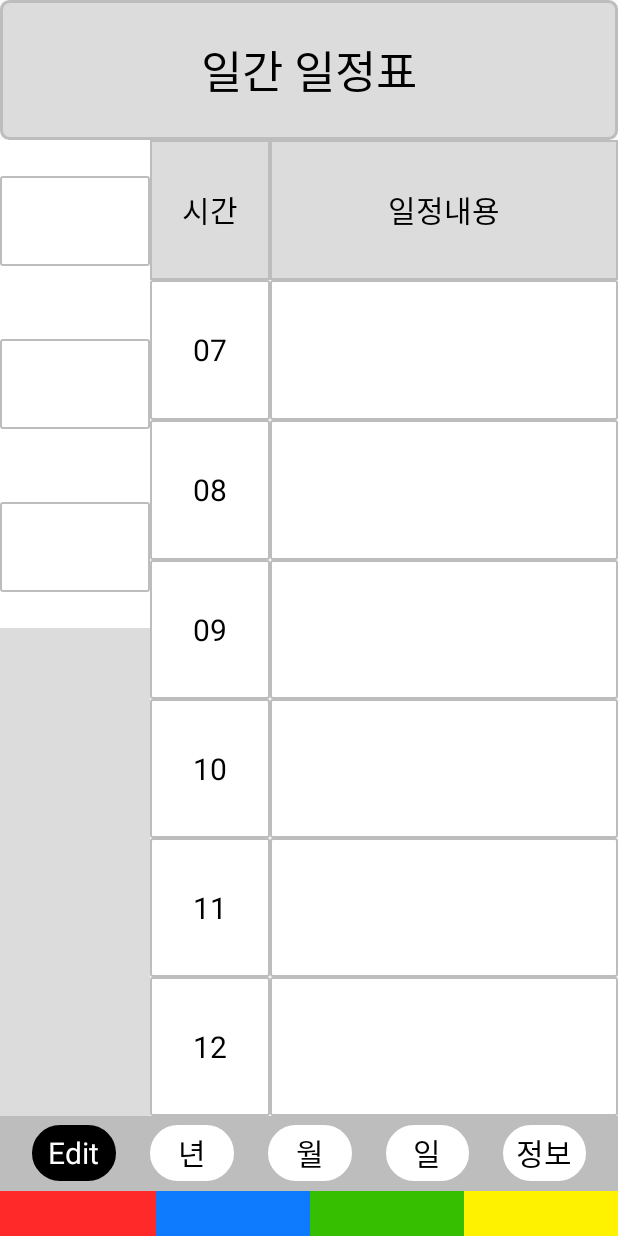
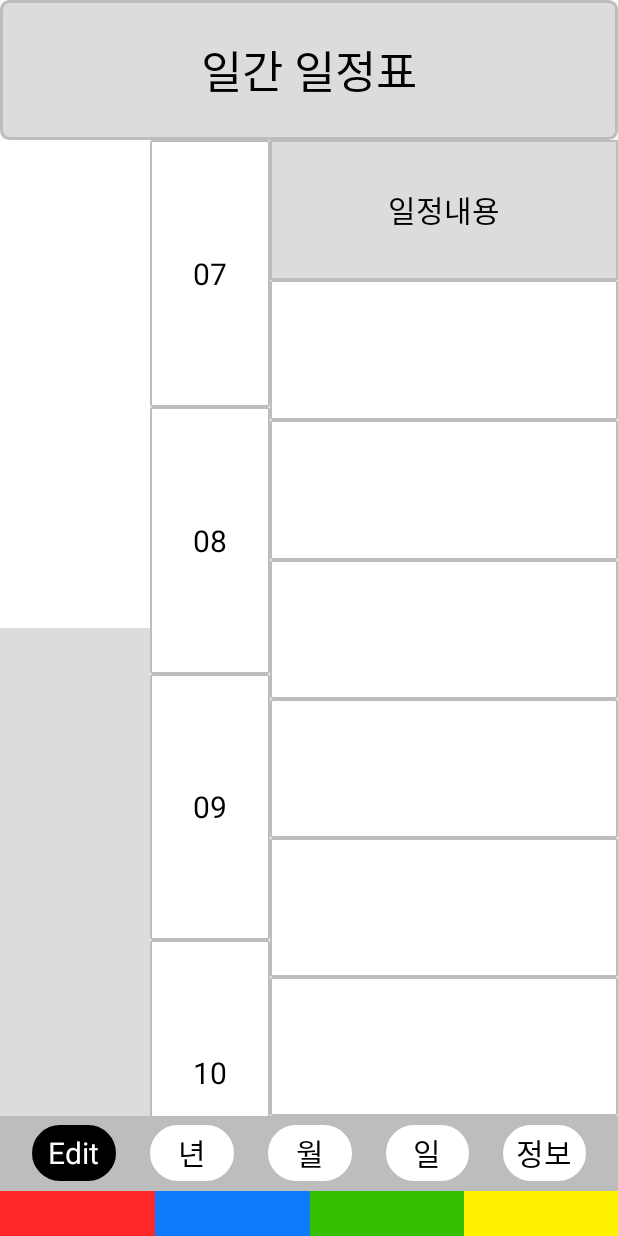
Before and after one commit to snakim0813/Smart-Planer, an Android app: the layout activity_main.xml on its own in the app's theme, with its tools: preview values and no code run, on a phone screen of 412 x 824 dp. Run offline under Robolectric (Android 15) with nearby library versions, the phone set to English and light mode, and no system bars.

Commit message:
Date Input

```diff
--- a/app/src/main/java/com/example/minsuk/smartplaner/MainActivity.java
+++ b/app/src/main/java/com/example/minsuk/smartplaner/MainActivity.java
@@ -18,6 +18,7 @@ import android.widget.Toast;
 
 import java.util.Locale;
 import java.util.Calendar;
+import java.util.GregorianCalendar;
 
 public class MainActivity extends AppCompatActivity {
 
@@ -27,10 +28,23 @@ public class MainActivity extends AppCompatActivity {
 
     ViewGroup layout1,layout2;
 
+    TextView DateNow;
+
     @Override
     protected void onCreate(Bundle savedInstanceState) {
         super.onCreate(savedInstanceState);
         setContentView(R.layout.activity_main);
+
+
+        DateNow = (TextView)findViewById(R.id.PresentDate);
+
+        StringBuilder time =new StringBuilder();
+
+        Calendar cal = new GregorianCalendar();
+
+        time.append(String.format("%dYear \n %월 \n %일\n",cal.get(Calendar.YEAR),cal.get(Calendar.MONTH)+1,cal.get(Calendar.DAY_OF_MONTH)));
+
+        DateNow.setText(time);
 
 
 
--- a/app/src/main/res/layout/activity_main.xml
+++ b/app/src/main/res/layout/activity_main.xml
@@ -36,53 +36,21 @@
             android:background="#DCDCDC"
             android:orientation="vertical">
 
-            <LinearLayout
+            -<LinearLayout
                 android:layout_width="match_parent"
                 android:layout_height="match_parent"
                 android:layout_weight="1"
                 android:background="#ffffff"
                 android:orientation="vertical">
 
-                <LinearLayout
+                <TextView
                     android:layout_width="match_parent"
                     android:layout_height="match_parent"
-                    android:layout_weight="1"
-                    android:gravity="center">
+                    android:id="@+id/PresentDate"
+                    android:textSize="16dp"
+                    android:text=""/>
 
-                    <Spinner
-                        android:id="@+id/dateYear"
-                        android:layout_width="match_parent"
-                        android:layout_height="60dp"
-                        android:background="@drawable/outline01"></Spinner>
-                </LinearLayout>
-
-                <LinearLayout
-                    android:layout_width="match_parent"
-                    android:layout_height="match_parent"
-                    android:layout_weight="1"
-                    android:gravity="center">
-
-                    <Spinner
-                        android:id="@+id/dateMonth"
-                        android:layout_width="match_parent"
-                        android:layout_height="60dp"
-                        android:background="@drawable/outline01"></Spinner>
-                </LinearLayout>
-
-                <LinearLayout
-                    android:layout_width="match_parent"
-                    android:layout_height="match_parent"
-                    android:layout_weight="1"
-                    android:gravity="center">
-
-                    <Spinner
-                        android:id="@+id/dateDay"
-                        android:layout_width="match_parent"
-                        android:layout_height="60dp"
-                        android:background="@drawable/outline01"></Spinner>
-                </LinearLayout>
-
-            </LinearLayout>
+            </LinearLayout>-
 
             <LinearLayout
                 android:layout_width="match_parent"
@@ -106,7 +74,7 @@
 
                 <LinearLayout
                     android:layout_width="match_parent"
-                    android:layout_height="match_parent"
+                    android:layout_height="58dp"
                     android:layout_weight="1"
                     android:background="@drawable/outline02"
                     android:gravity="center">
```
